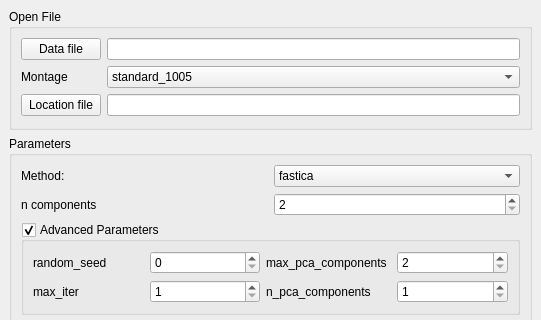
Before: the Qt Designer form toolbox.ui in fcbg-hnp/eeg-ICAtoolbox, drawn with Qt 5; both pictures show x 0 to 541 and y 0 to 320 of the 541 by 786 pixel window.
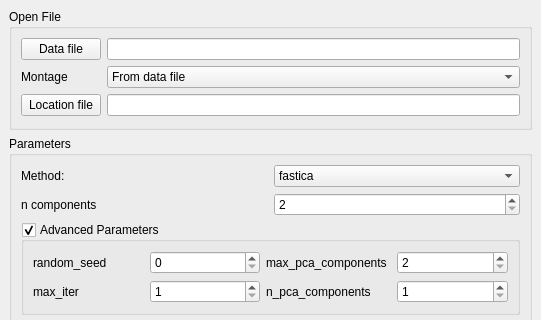
After: the same form once the commit is applied.

Commit message: Update ui to add montage option "from data file"

The edit to the form file:
```diff
--- a/toolbox.ui
+++ b/toolbox.ui
@@ -58,6 +58,16 @@
          <property name="duplicatesEnabled">
           <bool>false</bool>
          </property>
+         <item>
+          <property name="text">
+           <string>From data file</string>
+          </property>
+         </item>
+         <item>
+          <property name="text">
+           <string>From xyz file</string>
+          </property>
+         </item>
          <item>
           <property name="text">
            <string>standard_1005</string>
```
Left out of the diff: 10 changed lines with no effect on the pictures. The commit also changes 1 other file.
